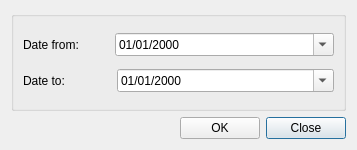
This is core/ui/toolbars/om/selector_date.ui in Giswater/giswater_qgis_plugin as Qt 5 draws it before an edit. The edited form follows.
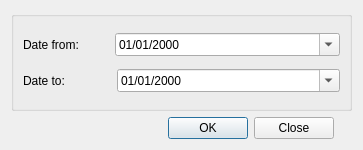
This is the edited form.

Commit message: style(ui): add lyt_buttons QGridLayout for all dialogs.

```diff
--- a/core/ui/toolbars/om/selector_date.ui
+++ b/core/ui/toolbars/om/selector_date.ui
@@ -6,7 +6,7 @@
    <rect>
     <x>0</x>
     <y>0</y>
-    <width>357</width>
+    <width>363</width>
     <height>150</height>
    </rect>
   </property>
@@ -140,7 +140,9 @@
      </layout>
     </widget>
    </item>
-   <item row="2" column="0">
+   <item row="3" column="0">
+    <layout class="QGridLayout" name="lyt_buttons">
+     <item row="0" column="0">
     <spacer name="horizontalSpacer">
      <property name="orientation">
       <enum>Qt::Horizontal</enum>
@@ -153,20 +155,22 @@
      </property>
     </spacer>
    </item>
-   <item row="2" column="3">
-    <widget class="QPushButton" name="btn_close">
-     <property name="text">
-      <string>Close</string>
-     </property>
-    </widget>
-   </item>
-   <item row="2" column="2">
+     <item row="0" column="1">
     <widget class="QPushButton" name="btn_accept">
      <property name="text">
       <string>OK</string>
      </property>
     </widget>
    </item>
+     <item row="0" column="2">
+      <widget class="QPushButton" name="btn_close">
+       <property name="text">
+        <string>Close</string>
+       </property>
+      </widget>
+     </item>
+    </layout>
+   </item>
   </layout>
  </widget>
  <tabstops>
```
Left out of the diff: 1 changed line with no effect on the pictures. Lines whose indentation alone changed are shown as unchanged. The commit also changes 58 other files.
